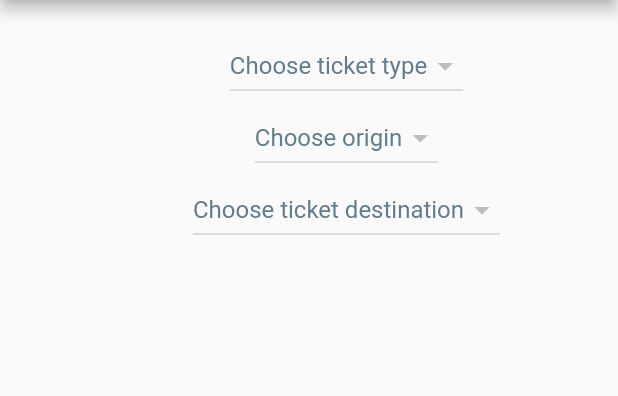
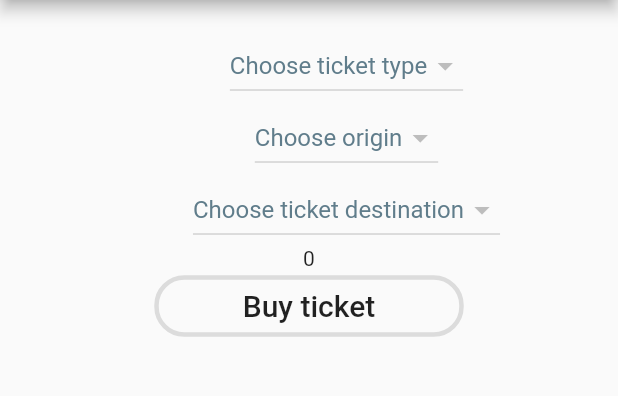
Before and after one commit to Prek0107/maumetro1, a Flutter app: the BuyTickets screen opened directly, in the side drawer, after a tap on "Buy ticket", on a phone screen of 412 x 824 dp, the part 84-480 px from its top. Run offline on Flutter 3.47's test engine with Material 2 defaults, Android fonts, the phone set to English and light mode, and no system bars; our stand-ins replace cloud_firestore, firebase_auth, flutter_map, latlong, rflutter_alert; accounts and stored records are empty.

Commit message:
display ticket price

```diff
--- a/lib/buyticket.dart
+++ b/lib/buyticket.dart
@@ -7,13 +7,25 @@ class BuyTickets extends StatefulWidget {
   _BuyTicketsState createState() => _BuyTicketsState();
 }
 
-var selectedTicketType, selectedTicketOrigin, selectedTicketDestination;
+var selectedTicketType, selectedTicketOrigin, selectedTicketDestination, document;
+String price;
 
 Widget _circularProgressIndicator() {
   return CircularProgressIndicator(); //loading
 }
 
 class _BuyTicketsState extends State<BuyTickets> {
+
+  @override
+  void initState() {
+
+
+
+    calculatePrice();
+    totalPrice();
+    super.initState();
+  }
+
   @override
   Widget build(BuildContext context) {
     return WillPopScope(
@@ -189,9 +201,68 @@ class _BuyTicketsState extends State<BuyTickets> {
                 }
               },
             ),
+
+
+          Text(totalPrice()),
+
+
+// ticketTypeValue // ticketOriginValue   //ticketDestinationValue
+//          StreamBuilder<QuerySnapshot>(
+//            stream: Firestore.instance.collection('ticket_price').snapshots(),
+//            builder: (BuildContext context, AsyncSnapshot<QuerySnapshot> snapshot) {
+//              if (!snapshot.hasData) return new Text('Loading...');
+//              return new ListView(
+//                children: snapshot.data.documents.map((DocumentSnapshot document) {
+//                  return new ListTile(
+//                    title: new Text(document["ticketTypeValue"]),
+//                    //subtitle: new Text(document['author']),
+//                  );
+//                }).toList(),
+//              );
+//            },
+//          ),
+
+
+
+
+
+            OutlineButton(
+              onPressed: (){
+
+              },
+              child: Text('Buy ticket', style: TextStyle(
+                  fontSize: 20.0)),
+              padding: EdgeInsets.symmetric(vertical: 9.0, horizontal: 59.0), //size of button
+              color: Colors.blue,
+              shape: RoundedRectangleBorder(
+                borderRadius: BorderRadius.all(
+                  Radius.circular(20),
+                ),
+              ),
+              borderSide: BorderSide(color: Colors.black12, width: 3),
+            ),
           ],
         )
       ),
     );
   }
+  Future<void> calculatePrice() async {
+    document = await Firestore.instance.collection('ticket_price').document(selectedTicketType).collection('$selectedTicketOrigin - $selectedTicketDestination').document('$selectedTicketOrigin - $selectedTicketDestination').get();
+    if (document.data != null) {
+      setState(() {
+        price = document.data['price'];
+      });
+
+    }
+  }
+
+  String totalPrice() {
+    calculatePrice();
+    if (price == null) {
+      return "0";
+    }
+    else {
+      return price;
+    }
+  }
 }
```
